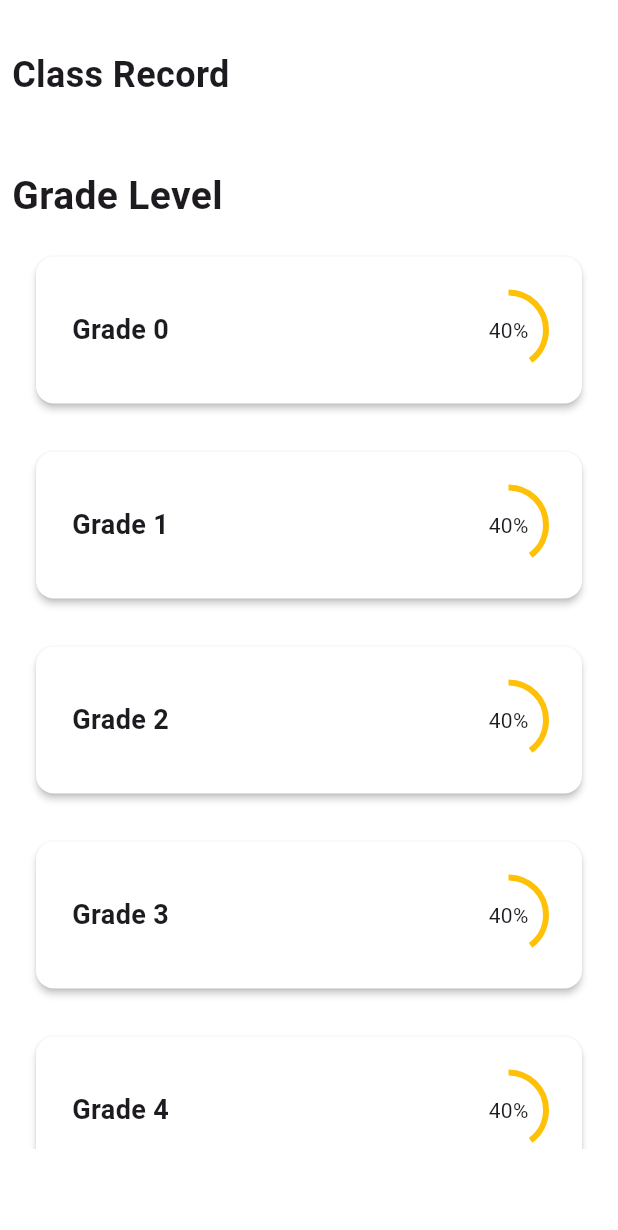
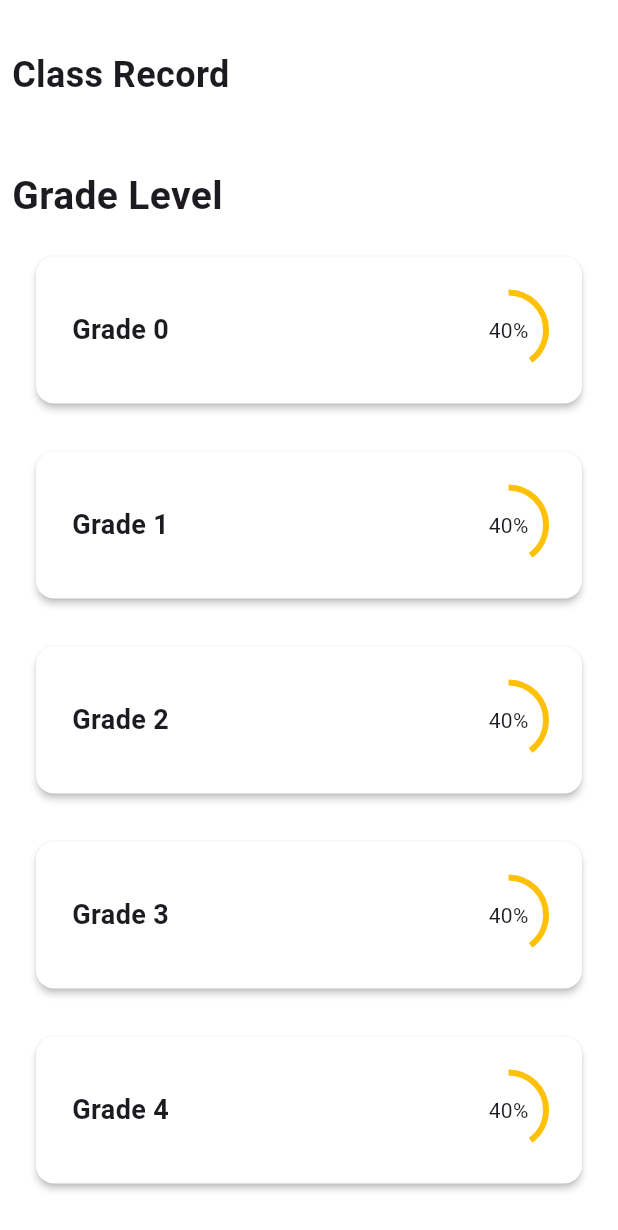
Before and after one commit to Justine-zip/readbee_lite, a Flutter app: the RecordPage screen opened directly, on a phone screen of 412 x 824 dp. Shown: the top 1230 px of the screen. Run offline on Flutter 3.47's test engine with Material 3 defaults, Android fonts, the phone set to English and light mode, and no system bars; our stand-ins replace device_preview, flutter_riverpod.

Commit message:
minor ui fix

```diff
--- a/lib/components/record_list_builder.dart
+++ b/lib/components/record_list_builder.dart
@@ -46,6 +46,7 @@ class RecordListBuilder extends StatelessWidget {
             ),
           );
         },
+        padding: EdgeInsets.only(bottom: 100),
       ),
     );
   }
--- a/lib/pages/record_page.dart
+++ b/lib/pages/record_page.dart
@@ -94,8 +94,6 @@ class RecordPage extends ConsumerWidget {
                 }
               },
             ),
-
-            SizedBox(height: 50),
           ],
         ),
       ),
```
